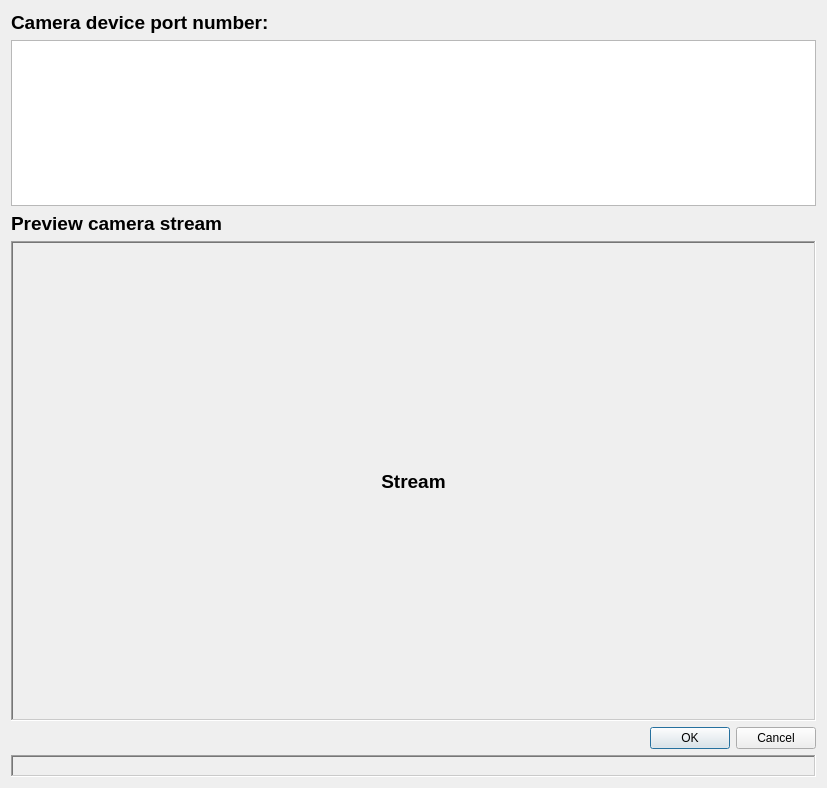
The window that qt_app/dialog_camera_source.ui (NPMachineLearning/SmartTrainer) describes before a commit, drawn with Qt 5.
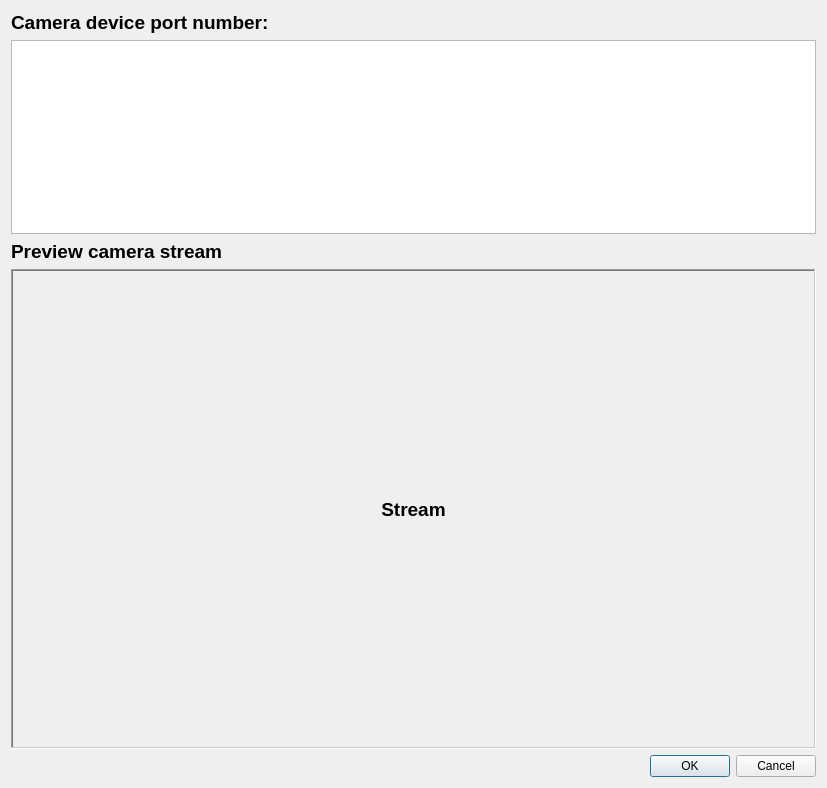
The same window after the commit.

Commit message: update camera selector ui, update document

```diff
--- a/qt_app/dialog_camera_source.ui
+++ b/qt_app/dialog_camera_source.ui
@@ -32,7 +32,15 @@
     </widget>
    </item>
    <item>
-    <widget class="QListWidget" name="camera_source_list"/>
+    <widget class="QListWidget" name="camera_source_list">
+     <property name="font">
+      <font>
+       <pointsize>14</pointsize>
+       <weight>75</weight>
+       <bold>true</bold>
+      </font>
+     </property>
+    </widget>
    </item>
    <item>
     <widget class="QLabel" name="label_2">
@@ -96,29 +104,6 @@
      </property>
     </widget>
    </item>
-   <item>
-    <widget class="QLabel" name="status_label">
-     <property name="font">
-      <font>
-       <pointsize>12</pointsize>
-       <weight>75</weight>
-       <bold>true</bold>
-      </font>
-     </property>
-     <property name="styleSheet">
-      <string notr="true">color: rgb(255, 0, 0);</string>
-     </property>
-     <property name="frameShape">
-      <enum>QFrame::WinPanel</enum>
-     </property>
-     <property name="frameShadow">
-      <enum>QFrame::Sunken</enum>
-     </property>
-     <property name="text">
-      <string/>
-     </property>
-    </widget>
-   </item>
   </layout>
  </widget>
  <resources/>
```
The commit also changes 3 other files.
